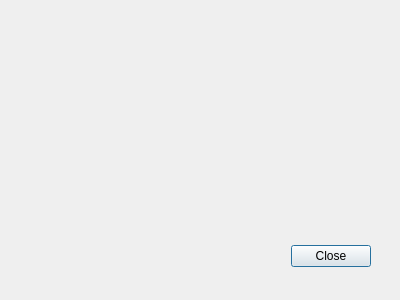
The window that src/promviewerdialog.ui (bloguetronica/cp2130-conf) describes before a commit, drawn with Qt 5.
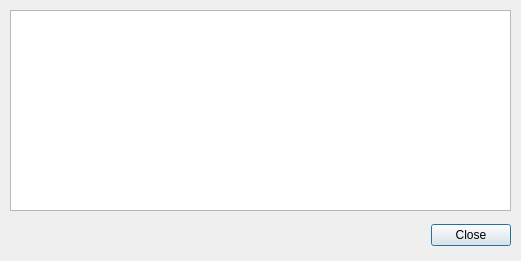
The same window after the commit. Icons and pictures are not drawn.

What changed in the file:
```diff
--- a/src/promviewerdialog.ui
+++ b/src/promviewerdialog.ui
@@ -6,10 +6,22 @@
    <rect>
     <x>0</x>
     <y>0</y>
-    <width>400</width>
-    <height>300</height>
+    <width>521</width>
+    <height>261</height>
    </rect>
   </property>
+  <property name="minimumSize">
+   <size>
+    <width>521</width>
+    <height>261</height>
+   </size>
+  </property>
+  <property name="maximumSize">
+   <size>
+    <width>521</width>
+    <height>261</height>
+   </size>
+  </property>
   <property name="windowTitle">
    <string>PROM Viewer</string>
   </property>
@@ -30,10 +42,10 @@
   <widget class="QDialogButtonBox" name="buttonBox">
    <property name="geometry">
     <rect>
-     <x>30</x>
-     <y>240</y>
-     <width>341</width>
-     <height>32</height>
+     <x>10</x>
+     <y>220</y>
+     <width>501</width>
+     <height>31</height>
     </rect>
    </property>
    <property name="orientation">
@@ -43,6 +55,24 @@
     <set>QDialogButtonBox::Close</set>
    </property>
   </widget>
+  <widget class="QPlainTextEdit" name="plainTextEdit">
+   <property name="geometry">
+    <rect>
+     <x>10</x>
+     <y>10</y>
+     <width>501</width>
+     <height>201</height>
+    </rect>
+   </property>
+   <property name="font">
+    <font>
+     <family>Noto Mono</family>
+    </font>
+   </property>
+   <property name="readOnly">
+    <bool>true</bool>
+   </property>
+  </widget>
  </widget>
  <resources>
   <include location="resources.qrc"/>
```
